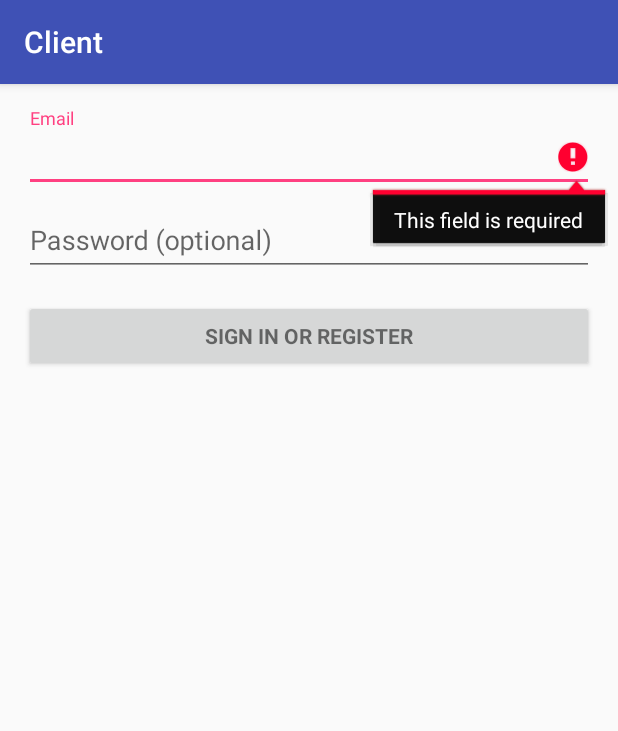
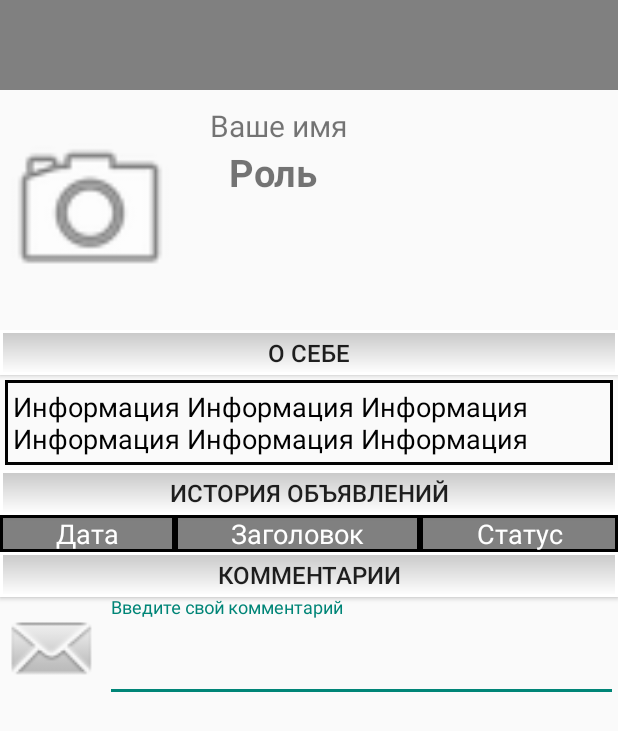
Before and after one commit to ARassad/POAS_Witcher, an Android app: the screen it shows after launch (LoginActivity before the commit, ProfileActivity after it), after a tap on "SIGN IN OR REGISTER", on a phone screen of 412 x 824 dp. Shown: the top 731 px of the screen. Run offline under Robolectric (Android 15) with nearby library versions, the phone set to English and light mode, and no system bars.

Commit message:
Сделано окно профиля (не до конца)

```diff
--- a/Client/app/build.gradle
+++ b/Client/app/build.gradle
@@ -22,8 +22,10 @@ dependencies {
     implementation fileTree(include: ['*.jar'], dir: 'libs')
     implementation 'com.android.support:appcompat-v7:26.1.0'
     implementation 'com.android.support:design:26.1.0'
+    implementation 'com.android.support.constraint:constraint-layout:1.0.2'
     testImplementation 'junit:junit:4.12'
     androidTestImplementation 'com.android.support.test:runner:1.0.1'
     androidTestImplementation 'com.android.support.test.espresso:espresso-core:3.0.1'
     implementation 'com.google.code.gson:gson:2.2.4'
+    implementation 'com.android.support:cardview-v7:26.1.0'
 }
--- a/Client/app/src/main/java/prin366_2018/client/LoginActivity.java
+++ b/Client/app/src/main/java/prin366_2018/client/LoginActivity.java
@@ -3,6 +3,7 @@ package prin366_2018.client;
 import android.animation.Animator;
 import android.animation.AnimatorListenerAdapter;
 import android.annotation.TargetApi;
+import android.content.Intent;
 import android.content.SharedPreferences;
 import android.content.pm.PackageManager;
 import android.support.annotation.NonNull;
@@ -89,6 +90,7 @@ public class LoginActivity extends AppCompatActivity implements LoaderCallbacks<
         onAppStart();
         // Set up the login form.
         mEmailView = (AutoCompleteTextView) findViewById(R.id.email);
+
         populateAutoComplete();
 
         mPasswordView = (EditText) findViewById(R.id.password);
@@ -104,10 +106,14 @@ public class LoginActivity extends AppCompatActivity implements LoaderCallbacks<
         });
 
         Button mEmailSignInButton = (Button) findViewById(R.id.email_sign_in_button);
+
         mEmailSignInButton.setOnClickListener(new OnClickListener() {
             @Override
             public void onClick(View view) {
-                attemptLogin();
+                 if (attemptLogin()) {
+                     Intent intent = new Intent(LoginActivity.this, ProfileActivity.class);
+                     startActivity(intent);
+                 }
             }
         });
 
@@ -120,7 +126,7 @@ public class LoginActivity extends AppCompatActivity implements LoaderCallbacks<
             return;
         }
 
-        getLoaderManager().initLoader(0, null, this);
+        //getLoaderManager().initLoader(0, null, this);
     }
 
     private boolean mayRequestContacts() {
@@ -164,9 +170,9 @@ public class LoginActivity extends AppCompatActivity implements LoaderCallbacks<
      * If there are form errors (invalid email, missing fields, etc.), the
      * errors are presented and no actual login attempt is made.
      */
-    private void attemptLogin() {
+    private boolean attemptLogin() {
         if (mAuthTask != null) {
-            return;
+            return false;
         }
 
         // Reset errors.
@@ -210,6 +216,8 @@ public class LoginActivity extends AppCompatActivity implements LoaderCallbacks<
             //mAuthTask = new UserLoginTask(email, password);
             //mAuthTask.execute((Void) null);
         }
+
+        return true;
     }
 
     private boolean isEmailValid(String email) {
--- a/Client/app/src/main/java/prin366_2018/client/ProfileActivite.java
+++ /dev/null
@@ -1,10 +0,0 @@
-package prin366_2018.client;
-
-import android.app.Activity;
-
-/**
- * Created by Dryush on 18.02.2018.
- */
-
-public class ProfileActivite extends Activity {
-}
--- /dev/null
+++ b/Client/app/src/main/java/prin366_2018/client/ProfileActivity.java
@@ -0,0 +1,38 @@
+package prin366_2018.client;
+
+import android.os.Bundle;
+import android.support.v7.app.AppCompatActivity;
+import android.view.View;
+import android.widget.Button;
+import android.widget.TableLayout;
+import android.widget.TextView;
+
+/**
+ * Created by Dryush on 18.02.2018.
+ * Edit by Alexander on 18.02.2018
+ */
+
+public class ProfileActivity extends AppCompatActivity {
+
+    @Override
+    protected void onCreate(Bundle savedInstanceState) {
+        super.onCreate(savedInstanceState);
+        setContentView(R.layout.activity_profile);
+
+        setButton((Button)findViewById(R.id.button_about), (TextView)findViewById(R.id.text_about));
+        setButton((Button)findViewById(R.id.button_advert_story), (TableLayout)findViewById(R.id.table_advert_story));
+        setButton((Button)findViewById(R.id.button_advert_story), (TableLayout)findViewById(R.id.table_advert_story));
+    }
+
+    private void setButton(Button button, final View v) {
+        button.setOnClickListener(new View.OnClickListener() {
+            @Override
+            public void onClick(View view) {
+                if (v.getVisibility() == View.VISIBLE)
+                    v.setVisibility(View.GONE);
+                else
+                    v.setVisibility(View.VISIBLE);
+            }
+        });
+    }
+}
--- /dev/null
+++ b/Client/app/src/main/res/drawable/frame_button.xml
@@ -0,0 +1,14 @@
+<?xml version="1.0" encoding="utf-8"?>
+<shape xmlns:android="http://schemas.android.com/apk/res/android"
+    android:thickness="0dp"
+    android:shape="rectangle">
+    <stroke
+        android:width="2dp"
+        android:color="#ffffff"/>
+    <corners android:radius="0dp" />
+    <gradient
+        android:startColor="#C8C8C8"
+        android:endColor="#FFFFFF"
+        android:type="linear"
+        android:angle="270"/>
+</shape>
--- /dev/null
+++ b/Client/app/src/main/res/drawable/frame_table_header.xml
@@ -0,0 +1,12 @@
+<?xml version="1.0" encoding="utf-8"?>
+<shape xmlns:android="http://schemas.android.com/apk/res/android"
+    android:thickness="0dp"
+    android:shape="rectangle">
+    <stroke
+        android:width="2dp"
+        android:color="#000000"/>
+    <corners android:radius="0dp" />
+    <gradient
+        android:startColor="#808080"
+        android:endColor="#808080" />
+</shape>
--- /dev/null
+++ b/Client/app/src/main/res/drawable/frame_text_about.xml
@@ -0,0 +1,9 @@
+<?xml version="1.0" encoding="utf-8"?>
+<shape xmlns:android="http://schemas.android.com/apk/res/android"
+    android:thickness="0dp"
+    android:shape="rectangle">
+    <stroke
+        android:width="2dp"
+        android:color="#000000"/>
+    <corners android:radius="0dp" />
+</shape>
--- a/Client/app/src/main/res/layout/activity_login.xml
+++ b/Client/app/src/main/res/layout/activity_login.xml
@@ -1,16 +1,26 @@
-<LinearLayout xmlns:android="http://schemas.android.com/apk/res/android"
+<LinearLayout
+    xmlns:android="http://schemas.android.com/apk/res/android"
     xmlns:tools="http://schemas.android.com/tools"
     android:layout_width="match_parent"
     android:layout_height="match_parent"
     android:gravity="center_horizontal"
     android:orientation="vertical"
-    android:paddingBottom="@dimen/activity_vertical_margin"
-    android:paddingLeft="@dimen/activity_horizontal_margin"
-    android:paddingRight="@dimen/activity_horizontal_margin"
-    android:paddingTop="@dimen/activity_vertical_margin"
     tools:context="prin366_2018.client.LoginActivity">
 
-    <!-- Login progress -->
+    <android.support.v7.widget.Toolbar
+        xmlns:android="http://schemas.android.com/apk/res/android"
+        android:id="@+id/toolbar"
+        android:layout_width="match_parent"
+        android:layout_height="@dimen/height_toolbar"
+        android:background="#808080" />
+
+    <LinearLayout
+        android:layout_width="match_parent"
+        android:layout_height="match_parent"
+        android:gravity="center_horizontal"
+        android:orientation="vertical"
+        android:padding="16dp">
+
         <ProgressBar
             android:id="@+id/login_progress"
             style="?android:attr/progressBarStyleLarge"
@@ -75,3 +85,5 @@
             </LinearLayout>
         </ScrollView>
     </LinearLayout>
+
+</LinearLayout>
--- /dev/null
+++ b/Client/app/src/main/res/layout/activity_profile.xml
@@ -0,0 +1,225 @@
+<?xml version="1.0" encoding="utf-8"?>
+<LinearLayout xmlns:android="http://schemas.android.com/apk/res/android"
+    xmlns:app="http://schemas.android.com/apk/res-auto"
+    xmlns:tools="http://schemas.android.com/tools"
+    android:layout_width="match_parent"
+    android:layout_height="match_parent"
+    android:orientation="vertical"
+    tools:context="prin366_2018.client.ProfileActivity">
+
+    <android.support.v7.widget.Toolbar
+        xmlns:android="http://schemas.android.com/apk/res/android"
+        android:id="@+id/toolbar"
+        android:layout_width="match_parent"
+        android:layout_height="@dimen/height_toolbar"
+        android:background="#808080" />
+
+    <ProgressBar
+        style="?android:attr/progressBarStyleLarge"
+        android:layout_width="wrap_content"
+        android:layout_height="wrap_content"
+        android:layout_marginBottom="8dp"
+        android:visibility="gone" />
+
+    <ScrollView
+        android:id="@+id/scroll_form"
+        android:layout_width="match_parent"
+        android:layout_height="match_parent">
+
+
+        <LinearLayout
+            android:id="@+id/full_form"
+            android:layout_width="match_parent"
+            android:layout_height="wrap_content"
+            android:orientation="vertical">
+
+            <LinearLayout
+                android:id="@+id/image_about_form"
+                android:layout_width="wrap_content"
+                android:layout_height="wrap_content">
+
+                <ImageView
+                    android:id="@+id/image"
+                    android:layout_width="120dp"
+                    android:layout_height="160dp"
+                    android:contentDescription="@string/your_photo"
+                    app:srcCompat="@android:drawable/ic_menu_camera" />
+
+                <LinearLayout
+                    android:id="@+id/name_role_form"
+                    android:layout_width="match_parent"
+                    android:layout_height="match_parent"
+                    android:layout_gravity="center"
+                    android:padding="10dp"
+                    android:orientation="vertical">
+
+                    <TextView
+                        android:id="@+id/text_name"
+                        android:layout_width="match_parent"
+                        android:layout_height="wrap_content"
+                        android:layout_marginLeft="10dp"
+                        android:layout_marginStart="10dp"
+                        android:gravity="start"
+                        android:text="@string/your_name"
+                        android:textSize="20sp" />
+
+                    <TextView
+                        android:id="@+id/text_role"
+                        android:layout_width="match_parent"
+                        android:layout_height="wrap_content"
+                        android:layout_marginEnd="20dp"
+                        android:layout_marginRight="20dp"
+                        android:gravity="end"
+                        android:singleLine="true"
+                        android:text="@string/role"
+                        android:textAlignment="textEnd"
+                        android:textSize="25sp"
+                        android:textStyle="bold" />
+
+                </LinearLayout>
+            </LinearLayout>
+
+            <LinearLayout
+                android:id="@+id/form_about"
+                android:layout_width="match_parent"
+                android:layout_height="wrap_content"
+                android:orientation="vertical">
+
+                <Button
+                    android:id="@+id/button_about"
+                    android:layout_width="match_parent"
+                    android:layout_height="30dp"
+                    android:layout_gravity="start"
+                    android:text="@string/about_button"
+                    android:textSize="16sp"
+                    android:background="@drawable/frame_button">
+                </Button>
+
+                <TextView
+                    android:id="@+id/text_about"
+                    android:layout_width="match_parent"
+                    android:layout_height="wrap_content"
+                    android:textSize="18sp"
+                    android:textColor="#000000"
+                    android:padding="5dp"
+                    android:layout_margin="3dp"
+                    android:background="@drawable/frame_text_about"
+                    android:text="@string/about"/>
+
+            </LinearLayout>
+
+            <LinearLayout
+                android:id="@+id/form_advert_story"
+                android:layout_width="match_parent"
+                android:layout_height="wrap_content"
+                android:orientation="vertical">
+
+                <Button
+                    android:id="@+id/button_advert_story"
+                    android:layout_width="match_parent"
+                    android:layout_height="30dp"
+                    android:layout_gravity="start"
+                    android:text="@string/advert_story_button"
+                    android:textSize="16sp"
+                    android:background="@drawable/frame_button">
+                </Button>
+
+                <TableLayout
+                    android:id="@+id/table_advert_story"
+                    android:layout_width="match_parent"
+                    android:layout_height="wrap_content"
+                    android:stretchColumns="*">
+
+                    <ProgressBar
+                        style="?android:attr/progressBarStyleLarge"
+                        android:layout_width="wrap_content"
+                        android:layout_height="wrap_content"
+                        android:layout_marginBottom="8dp"
+                        android:visibility="gone" />
+
+                    <TableRow
+                        android:layout_width="match_parent"
+                        android:layout_height="wrap_content"
+                        android:layout_gravity="center">
+
+                        <TextView
+                            android:layout_width="match_parent"
+                            android:layout_height="wrap_content"
+                            android:textSize="18sp"
+                            android:textColor="#ffffff"
+                            android:textAlignment="center"
+                            android:background="@drawable/frame_table_header"
+                            android:text="@string/table_date"/>
+
+                        <TextView
+                            android:layout_width="match_parent"
+                            android:layout_height="wrap_content"
+                            android:textSize="18sp"
+                            android:textColor="#ffffff"
+                            android:textAlignment="center"
+                            android:background="@drawable/frame_table_header"
+                            android:text="@string/table_header"/>
+
+                        <TextView
+                            android:layout_width="match_parent"
+                            android:layout_height="wrap_content"
+                            android:textSize="18sp"
+                            android:textColor="#ffffff"
+                            android:textAlignment="center"
+                            android:background="@drawable/frame_table_header"
+                            android:text="@string/table_status"/>
+
+                    </TableRow>
+                </TableLayout>
+            </LinearLayout>
+
+            <LinearLayout
+                android:id="@+id/form_comments"
+                android:layout_width="match_parent"
+                android:layout_height="match_parent"
+                android:orientation="vertical">
+
+                <Button
+                    android:id="@+id/button_comments"
+                    android:layout_width="match_parent"
+                    android:layout_height="30dp"
+                    android:layout_gravity="start"
+                    android:textSize="16sp"
+                    android:text="@string/comment_button"
+                    android:background="@drawable/frame_button">
+                </Button>
+
+                <LinearLayout
+                    android:id="@+id/comment_form"
+                    android:layout_width="match_parent"
+                    android:layout_height="match_parent">
+
+                    <ImageButton
+                        android:id="@+id/imagebutton_send_comment"
+                        android:layout_width="70dp"
+                        android:layout_height="70dp"
+                        android:layout_gravity="center"
+                        android:background="@android:drawable/sym_action_email"
+                        android:contentDescription="@string/send_comment" />
+
+                    <android.support.design.widget.TextInputLayout
+                        android:layout_width="match_parent"
+                        android:layout_height="70dp">
+
+                        <AutoCompleteTextView
+                            android:id="@+id/text_comment"
+                            android:layout_width="match_parent"
+                            android:layout_height="match_parent"
+                            android:hint="@string/comment"
+                            android:inputType="textMultiLine" />
+
+                    </android.support.design.widget.TextInputLayout>
+
+
+
+                </LinearLayout>
+            </LinearLayout>
+
+        </LinearLayout>
+    </ScrollView>
+</LinearLayout>
--- a/Client/app/src/main/res/values/dimens.xml
+++ b/Client/app/src/main/res/values/dimens.xml
@@ -2,4 +2,5 @@
     <!-- Default screen margins, per the Android Design guidelines. -->
     <dimen name="activity_horizontal_margin">16dp</dimen>
     <dimen name="activity_vertical_margin">16dp</dimen>
+    <dimen name="height_toolbar">60dp</dimen>
 </resources>
--- a/Client/app/src/main/res/values/strings.xml
+++ b/Client/app/src/main/res/values/strings.xml
@@ -1,5 +1,7 @@
 <resources>
-    <string name="app_name">Client</string>
+    <string name="app_name">iWitcher</string>
+    <string name="profile_name">Профиль</string>
+    <string name="auth_name">Авторизация</string>
 
     <!-- Strings related to login -->
     <string name="prompt_email">Email</string>
@@ -13,4 +15,18 @@
     <string name="permission_rationale">"Contacts permissions are needed for providing email
         completions."
     </string>
+
+    <!-- Strings related to profile -->
+    <string name="your_photo">Ваше фото</string>
+    <string name="your_name">Ваше имя</string>
+    <string name="role">Роль</string>
+    <string name="about_button">О себе</string>
+    <string name="advert_story_button">История объявлений</string>
+    <string name="comment_button">Комментарии</string>
+    <string name="about">Информация Информация Информация Информация Информация Информация</string>
+    <string name="comment">Введите свой комментарий</string>
+    <string name="table_date">Дата</string>
+    <string name="table_header">Заголовок</string>
+    <string name="table_status">Статус</string>
+    <string name="send_comment">Отправить комментарий</string>
 </resources>
--- a/Client/app/src/main/res/values/styles.xml
+++ b/Client/app/src/main/res/values/styles.xml
@@ -3,9 +3,11 @@
     <!-- Base application theme. -->
     <style name="AppTheme" parent="Theme.AppCompat.Light.DarkActionBar">
         <!-- Customize your theme here. -->
+        <item name="android:windowActionBar">false</item>
         <item name="colorPrimary">@color/colorPrimary</item>
         <item name="colorPrimaryDark">@color/colorPrimaryDark</item>
         <item name="colorAccent">@color/colorAccent</item>
+
     </style>
 
 </resources>
```
Also changed, not shown: Client/app/src/main/AndroidManifest.xml (+11 -4 lines). Lines whose indentation alone changed are shown as unchanged.
